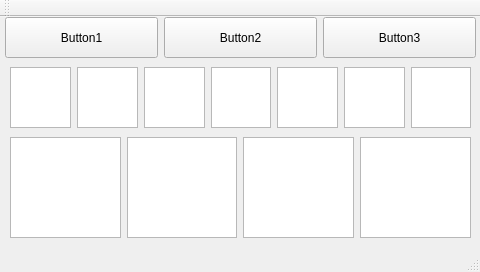
Above: mainwindow.ui from rafaelrs/gpio2serial before the change. Below: the same form after it.
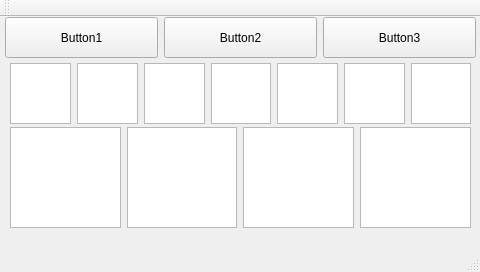
That is the form after the change.

Commit message: Adding state string on form

```diff
--- a/mainwindow.ui
+++ b/mainwindow.ui
@@ -32,6 +32,19 @@
    </size>
   </property>
   <widget class="QWidget" name="centralWidget">
+   <widget class="QLabel" name="labelStatus">
+    <property name="geometry">
+     <rect>
+      <x>10</x>
+      <y>215</y>
+      <width>461</width>
+      <height>16</height>
+     </rect>
+    </property>
+    <property name="text">
+     <string/>
+    </property>
+   </widget>
    <widget class="QWidget" name="">
     <property name="geometry">
      <rect>
@@ -93,7 +106,7 @@
     <property name="geometry">
      <rect>
       <x>10</x>
-      <y>120</y>
+      <y>110</y>
       <width>461</width>
       <height>101</height>
      </rect>
@@ -145,7 +158,7 @@
     <property name="geometry">
      <rect>
       <x>10</x>
-      <y>50</y>
+      <y>46</y>
       <width>461</width>
       <height>61</height>
      </rect>
```
The commit also changes 2 other files.
